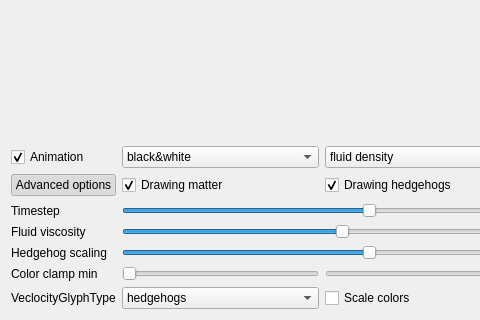
npklein/scientific_visualization, file window.ui: the form before one commit; both pictures show x 0 to 480 and y 326 to 646 of the 628 by 646 pixel window.
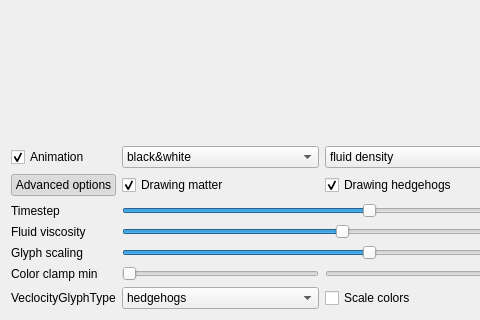
The form after the commit. Custom widgets are drawn as their Qt base class.

Commit message: glyph scaling removed from cgryph coloring

```diff
--- a/window.ui
+++ b/window.ui
@@ -256,7 +256,7 @@
      <item row="7" column="0">
       <widget class="QLabel" name="label_3">
        <property name="text">
-        <string>Hedgehog scaling</string>
+        <string>Glyph scaling</string>
        </property>
       </widget>
      </item>
```
The commit also changes 2 other files.
